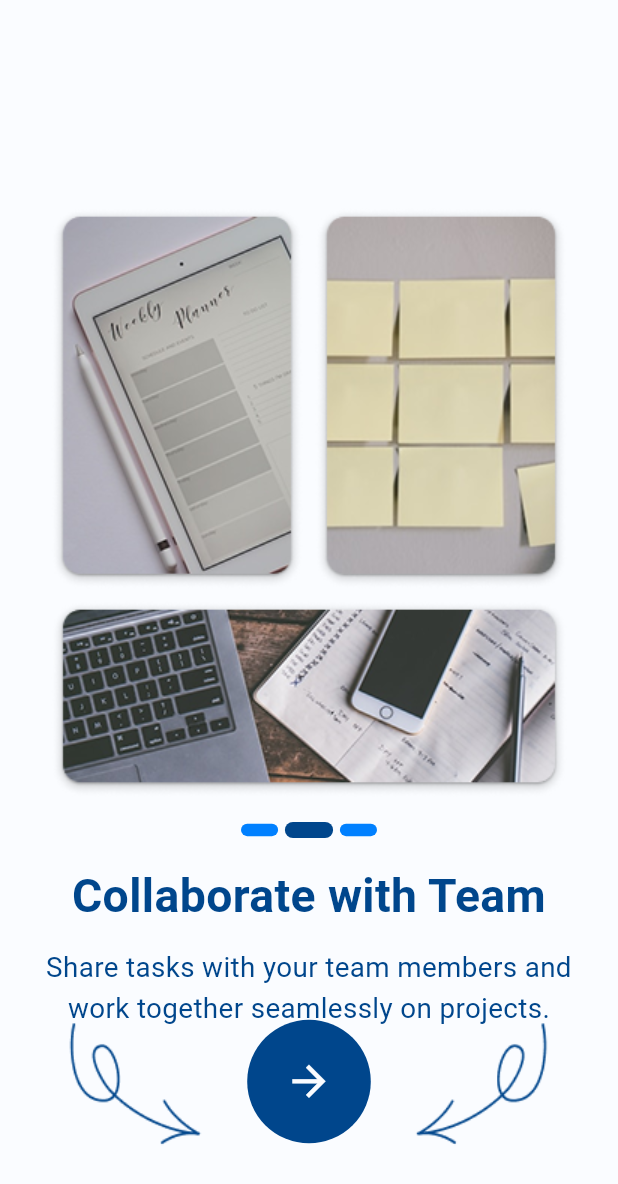
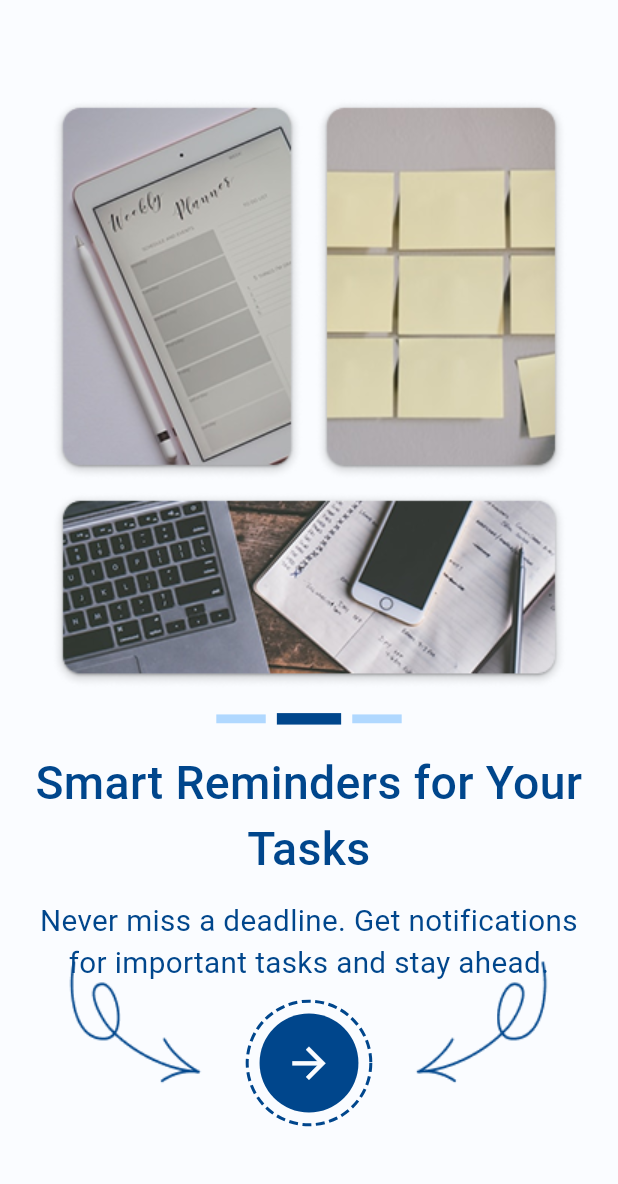
Before and after one commit to ZyadWKhedr/TaskOut, a Flutter app: the screen it shows after launch, after a tap on the "arrow forward" icon, on a phone screen of 412 x 824 dp. Shown: the top 1184 px of the screen. Run offline on Flutter 3.47's test engine with Material 3 defaults, Android fonts, the phone set to English and light mode, and no system bars; drawn by our look-alikes of dotted_border, liquid_swipe, smooth_page_indicator; our stand-ins replace flutter_riverpod, go_router, shared_preferences.

Commit message:
finished onboarding screen and initially splash screen

```diff
--- a/lib/core/constants/app_assets.dart
+++ b/lib/core/constants/app_assets.dart
@@ -5,4 +5,6 @@ class AppAssets {
   static const String login = 'assets/images/Frame 28.png';
   static const String rightArrow = 'assets/images/Arrow_05 (1).png';
   static const String leftArrow = 'assets/images/Arrow_05.png';
+  static const String auth = 'assets/images/Frame 33.png';
+
 }
--- a/lib/core/constants/app_colors.dart
+++ b/lib/core/constants/app_colors.dart
@@ -4,4 +4,5 @@ class AppColors {
   static const Color backgroundColor = Color(0xffFAFCFF);
   static const Color mainColor = Color(0xff00468C);
   static const Color secondaryColor = Color(0xff0080FF);
+  static const Color teritaryColor = Color(0xffB0D8FF);
 }
--- a/lib/features/splash_and_onboarding/presentation/pages/on_boarding_page.dart
+++ b/lib/features/splash_and_onboarding/presentation/pages/on_boarding_page.dart
@@ -1,4 +1,5 @@
 import 'package:flutter/material.dart';
+import 'package:go_router/go_router.dart';
 import 'package:liquid_swipe/liquid_swipe.dart';
 import 'package:smooth_page_indicator/smooth_page_indicator.dart';
 import 'package:task_out/core/constants/app_assets.dart';
@@ -8,6 +9,7 @@ import 'package:task_out/core/utils/app_sizes.dart';
 import 'package:task_out/core/extensions/spacing_extension.dart';
 import 'package:task_out/core/widgets/custom_text_widget.dart';
 import 'package:task_out/features/splash_and_onboarding/presentation/widgets/onboarding_navigation_button.dart';
+import 'package:task_out/routes/routes.dart';
 
 class OnboardingPage extends StatefulWidget {
   const OnboardingPage({super.key});
@@ -29,22 +31,22 @@ class _OnboardingPageState extends State<OnboardingPage> {
     },
     {
       'image': AppAssets.onboarding2,
-      'title': 'Collaborate with Team',
+      'title': 'Smart Reminders for Your Tasks',
       'description':
-          'Share tasks with your team members and work together seamlessly on projects.',
+          'Never miss a deadline. Get notifications for important tasks and stay ahead.',
     },
     {
       'image': AppAssets.onboarding3,
-      'title': 'Track Your Progress',
+      'title': 'Your Tasks, Your Way',
       'description':
-          'Visualize your achievements and stay motivated with our progress tracking system.',
+          'Customize categories, set priorities, and organize your workflow the way you like.',
     },
   ];
 
   @override
   void didChangeDependencies() {
     super.didChangeDependencies();
-    AppSizes.init(context); // Initialize sizes once context is ready
+    AppSizes.init(context);
   }
 
   Widget _buildOnboardingPage(Map<String, String> data) {
@@ -52,8 +54,8 @@ class _OnboardingPageState extends State<OnboardingPage> {
       color: AppColors.backgroundColor,
       padding: EdgeInsets.symmetric(horizontal: AppSizes.paddingMd),
       child: Column(
-        mainAxisAlignment: MainAxisAlignment.center,
         children: [
+          (AppSizes.paddingXl * 2).h,
           Image.asset(data['image']!),
           AppSizes.paddingMd.h,
           AnimatedSmoothIndicator(
@@ -61,27 +63,30 @@ class _OnboardingPageState extends State<OnboardingPage> {
             count: onboardingData.length,
             effect: ScrollingDotsEffect(
               activeDotColor: AppColors.mainColor,
-              dotColor: AppColors.secondaryColor,
-              dotHeight: AppSizes.blockWidth * 2,
-              dotWidth: AppSizes.blockWidth * 6,
-              spacing: AppSizes.blockWidth * 2,
+              dotColor: AppColors.teritaryColor,
+              dotHeight: AppSizes.blockHeight / 1.4,
+              dotWidth: AppSizes.blockWidth * 8,
+              spacing: AppSizes.blockWidth * 3,
+              radius: 0,
+              activeDotScale: AppSizes.blockHeight / 7,
             ),
           ),
           AppSizes.paddingMd.h,
           CustomText(
             data['title']!,
             fontSize: AppSizes.textXl,
-            fontWeight: FontWeight.bold,
+            fontWeight: FontWeight.w500,
             color: AppColors.mainColor,
             textAlign: TextAlign.center,
           ),
           AppSizes.paddingSm.h,
           CustomText(
             data['description']!,
-            fontSize: AppSizes.textMd,
+            fontSize: AppSizes.textLg * 0.8,
             color: AppColors.mainColor,
             textAlign: TextAlign.center,
           ),
+          AppSizes.paddingLg.h,
         ],
       ),
     );
@@ -90,7 +95,7 @@ class _OnboardingPageState extends State<OnboardingPage> {
   void onDone() async {
     await PreferencesService().setOnboardingComplete();
     if (mounted) {
-      Navigator.pushReplacementNamed(context, '/home');
+      context.pushReplacement(AppRoutes.auth);
     }
   }
 
@@ -111,7 +116,7 @@ class _OnboardingPageState extends State<OnboardingPage> {
             waveType: WaveType.circularReveal,
           ),
           Positioned(
-            bottom: AppSizes.blockHeight * 5,
+            bottom: AppSizes.blockHeight * 9,
             left: 0,
             right: 0,
             child: Column(
@@ -145,7 +150,7 @@ class _OnboardingPageState extends State<OnboardingPage> {
                     onNext: () {
                       controller.animateToPage(
                         page: currentPage + 1,
-                        duration: 600,
+                        duration: 400,
                       );
                     },
                   ),
--- a/lib/features/splash_and_onboarding/presentation/pages/splash_screen.dart
+++ b/lib/features/splash_and_onboarding/presentation/pages/splash_screen.dart
@@ -1,10 +1,101 @@
-import 'package:flutter/widgets.dart';
+import 'package:flutter/material.dart';
+import 'package:go_router/go_router.dart';
+import 'package:task_out/core/constants/app_colors.dart';
+import 'package:task_out/core/utils/app_sizes.dart';
+import 'package:task_out/routes/routes.dart';
 
-class SplashScreen extends StatelessWidget {
+class SplashScreen extends StatefulWidget {
   const SplashScreen({super.key});
 
   @override
+  State<SplashScreen> createState() => _SplashScreenState();
+}
+
+class _SplashScreenState extends State<SplashScreen>
+    with SingleTickerProviderStateMixin {
+  late AnimationController _controller;
+  late Animation<double> _scaleAnimation;
+  late Animation<double> _fadeAnimation;
+
+  @override
+  void initState() {
+    super.initState();
+
+    _controller = AnimationController(
+      duration: const Duration(milliseconds: 1500),
+      vsync: this,
+    );
+
+    _scaleAnimation = Tween<double>(begin: 0.5, end: 1.0).animate(
+      CurvedAnimation(parent: _controller, curve: Curves.fastOutSlowIn),
+    );
+
+    _fadeAnimation = Tween<double>(
+      begin: 0.0,
+      end: 1.0,
+    ).animate(CurvedAnimation(parent: _controller, curve: Curves.easeIn));
+
+    _controller.forward();
+
+    // Navigate after animation completes + delay
+    Future.delayed(const Duration(seconds: 3), () {
+      context.pushReplacement(AppRoutes.onboarding);
+    });
+  }
+
+  @override
   Widget build(BuildContext context) {
-    return const Placeholder();
+    AppSizes.init(context);
+
+    return Scaffold(
+      backgroundColor: AppColors.mainColor,
+      body: Center(
+        child: ScaleTransition(
+          scale: _scaleAnimation,
+          child: FadeTransition(
+            opacity: _fadeAnimation,
+            child: Column(
+              mainAxisAlignment: MainAxisAlignment.center,
+              children: [
+                Text(
+                  'TASKOUT',
+                  style: TextStyle(
+                    fontSize: AppSizes.textXl * 2.5,
+                    fontWeight: FontWeight.w900,
+                    color: Colors.white,
+                    letterSpacing: 4.0,
+                  ),
+                ),
+                SizedBox(height: AppSizes.paddingMd),
+                // Subtle tagline
+                Text(
+                  'Get Things Done',
+                  style: TextStyle(
+                    fontSize: AppSizes.textLg,
+                    color: Colors.white.withOpacity(0.8),
+                    fontStyle: FontStyle.italic,
+                  ),
+                ),
+                SizedBox(height: AppSizes.paddingXl * 2),
+                // Minimal loading indicator
+                SizedBox(
+                  width: AppSizes.blockWidth * 20,
+                  child: LinearProgressIndicator(
+                    backgroundColor: Colors.white.withOpacity(0.2),
+                    valueColor: AlwaysStoppedAnimation<Color>(Colors.white),
+                  ),
+                ),
+              ],
+            ),
+          ),
+        ),
+      ),
+    );
+  }
+
+  @override
+  void dispose() {
+    _controller.dispose();
+    super.dispose();
   }
 }
--- a/lib/features/splash_and_onboarding/presentation/widgets/onboarding_navigation_button.dart
+++ b/lib/features/splash_and_onboarding/presentation/widgets/onboarding_navigation_button.dart
@@ -2,6 +2,7 @@ import 'package:flutter/material.dart';
 import 'package:task_out/core/constants/app_colors.dart';
 import 'package:task_out/core/utils/app_sizes.dart';
 import 'package:task_out/core/extensions/spacing_extension.dart';
+import 'package:dotted_border/dotted_border.dart';
 
 class OnboardingNavigationButton extends StatelessWidget {
   final VoidCallback onNext;
@@ -22,17 +23,27 @@ class OnboardingNavigationButton extends StatelessWidget {
     return Row(
       mainAxisAlignment: MainAxisAlignment.center,
       children: [
-        Image.asset(
+        Align(
+          child: Image.asset(
             leftImage,
             width: AppSizes.blockWidth * 30,
             height: AppSizes.blockWidth * 30,
           ),
+        ),
         4.wRel,
-        InkWell(
+        Padding(
+          padding: EdgeInsets.only(top: AppSizes.blockHeight * 7),
+          child: DottedBorder(
+            borderType: BorderType.Circle,
+            color: AppColors.mainColor,
+            dashPattern: [6, 3],
+            strokeWidth: 2,
+            padding: EdgeInsets.all(AppSizes.blockWidth * 2),
+            child: InkWell(
               onTap: onNext,
               borderRadius: BorderRadius.circular(AppSizes.blockWidth * 10),
               child: Container(
-            padding: EdgeInsets.all(AppSizes.blockWidth * 6),
+                padding: EdgeInsets.all(AppSizes.blockWidth * 4),
                 decoration: BoxDecoration(
                   color: AppColors.mainColor,
                   shape: BoxShape.circle,
@@ -41,6 +52,8 @@ class OnboardingNavigationButton extends StatelessWidget {
                   Icons.arrow_forward,
                   color: AppColors.backgroundColor,
                   size: AppSizes.blockWidth * 8,
+                ),
+              ),
             ),
           ),
         ),
--- a/lib/main.dart
+++ b/lib/main.dart
@@ -1,5 +1,5 @@
 import 'package:flutter/material.dart';
-import 'package:task_out/features/splash_and_onboarding/presentation/pages/on_boarding_page.dart';
+import 'package:task_out/core/constants/app_colors.dart';
 import 'package:task_out/routes/app_router.dart';
 
 void main() {
@@ -12,9 +12,10 @@ class MyApp extends StatelessWidget {
   // This widget is the root of your application.
   @override
   Widget build(BuildContext context) {
-    return MaterialApp(home: OnboardingPage());
-    // return MaterialApp.router(
-    //   routerConfig: router,
-    // );
+    return MaterialApp.router(
+      debugShowCheckedModeBanner: false,
+      routerConfig: router,
+      theme: ThemeData(scaffoldBackgroundColor: AppColors.backgroundColor),
+    );
   }
 }
--- a/lib/routes/app_router.dart
+++ b/lib/routes/app_router.dart
@@ -1,24 +1,28 @@
 import 'package:flutter/widgets.dart';
 import 'package:go_router/go_router.dart';
+import 'package:task_out/features/auth/presentation/pages/auth_page.dart';
 import 'package:task_out/features/splash_and_onboarding/presentation/pages/on_boarding_page.dart';
 import 'package:task_out/features/splash_and_onboarding/presentation/pages/splash_screen.dart';
 
 final router = GoRouter(
   routes: [
-   GoRoute(
+    GoRoute(
       path: '/',
-      pageBuilder: (context, state) =>
-          buildFadeTransitionPage(child: SplashScreen(), key: state.pageKey),
+      pageBuilder:
+          (context, state) => buildFadeTransitionPage(
+            child: SplashScreen(),
+            key: state.pageKey,
+          ),
     ),
+    GoRoute(path: '/onboarding', builder: (context, state) => OnboardingPage()),
     GoRoute(
-      path: 'onboarding',
-      builder: (context, state) => OnboardingPage(),
+      path: '/auth',
+      pageBuilder:
+          (context, state) =>
+              buildFadeTransitionPage(child: AuthPage(), key: state.pageKey),
     ),
   ],
 );
-
-
-
 
 CustomTransitionPage buildFadeTransitionPage({
   required Widget child,
@@ -28,10 +32,7 @@ CustomTransitionPage buildFadeTransitionPage({
     key: key,
     child: child,
     transitionsBuilder: (context, animation, secondaryAnimation, child) {
-      return FadeTransition(
-        opacity: animation,
-        child: child,
-      );
+      return FadeTransition(opacity: animation, child: child);
     },
   );
 }
--- a/pubspec.yaml
+++ b/pubspec.yaml
@@ -29,6 +29,7 @@ environment:
 # versions available, run `flutter pub outdated`.
 dependencies:
   cupertino_icons: ^1.0.8
+  dotted_border: ^2.1.0
   flutter:
     sdk: flutter
   flutter_riverpod: ^2.6.1
```
Also changed, not shown: lib/features/auth/presentation/pages/auth_page.dart (added, +105 -0 lines), assets/images/Frame 33.png (added), pubspec.lock. Lines whose indentation alone changed are shown as unchanged.
